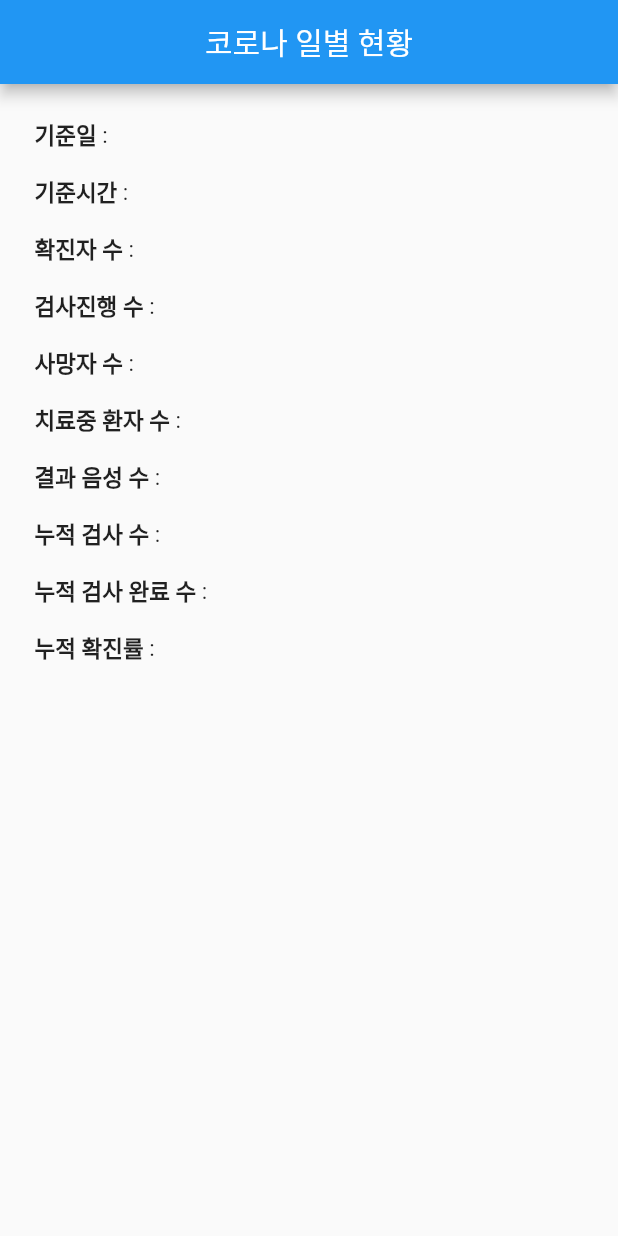
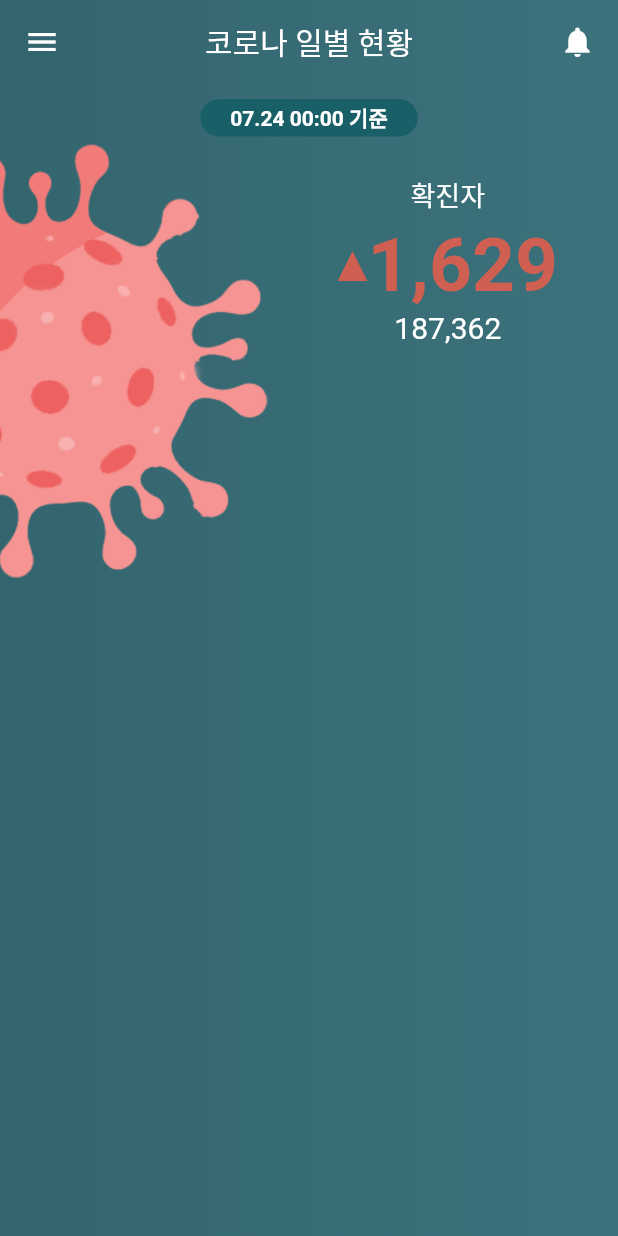
Before and after one commit to Kynel/Public_APP_Flutter, a Flutter app: the screen it shows after launch, on a phone screen of 412 x 824 dp. Run offline on Flutter 3.47's test engine with Material 2 defaults, Android fonts, the phone set to English and light mode, and no system bars; our stand-ins replace dio, get.

Commit message:
implement current standard time, information

```diff
--- a/covid_statistics/lib/main.dart
+++ b/covid_statistics/lib/main.dart
@@ -17,7 +17,7 @@ class MyApp extends StatelessWidget {
         Get.put(CovidStatisticsController());
       }),
       theme: ThemeData(
-        primarySwatch: Colors.blue,
+        primaryColor: Colors.white,
       ),
       home: App(),
     );
--- a/covid_statistics/lib/src/app.dart
+++ b/covid_statistics/lib/src/app.dart
@@ -1,9 +1,11 @@
+import 'package:covid_statistics/src/canvas/arrow_clip_path.dart';
 import 'package:covid_statistics/src/controller/covid_statistics_controller.dart';
 import 'package:flutter/material.dart';
 import 'package:get/get.dart';
 
 class App extends GetView<CovidStatisticsController> {
-  const App({Key? key}) : super(key: key);
+  App({Key? key}) : super(key: key);
+  late double headerTopZone;
 
   Widget infoWidget(String title, String value) {
     return Padding(
@@ -30,34 +32,117 @@ class App extends GetView<CovidStatisticsController> {
 
   @override
   Widget build(BuildContext context) {
+    headerTopZone = Get.mediaQuery.padding.top + AppBar().preferredSize.height;
     return Scaffold(
       appBar: AppBar(
         title: Text(
           '코로나 일별 현황',
+          style: TextStyle(color: Colors.white),
         ),
+        backgroundColor: Colors.transparent,
+        leading: Icon(Icons.menu, color: Colors.white),
+        actions: [
+          Container(
+            padding: EdgeInsets.symmetric(horizontal: 15),
+            child: Icon(
+              Icons.notifications,
+              color: Colors.white,
+            ),
+          )
+        ],
+        elevation: 0,
         centerTitle: true,
       ),
-      body: Container(
-        padding: const EdgeInsets.all(15.0),
-        child: Obx(
-          () {
-            var info = controller.covidStatistic.value;
-            return Column(
+      extendBodyBehindAppBar: true,
+      body: Stack(
+        children: [
+          Container(
+            decoration: BoxDecoration(
+              gradient: LinearGradient(
+                begin: Alignment.centerRight,
+                end: Alignment.centerLeft,
+                colors: [
+                  Color(0xff3c727c),
+                  Color(0xff33656e),
+                ],
+              ),
+            ),
+          ),
+          Positioned(
+            left: -110,
+            top: headerTopZone + 40,
+            child: Container(
+              child: Image.asset('assets/covid_img.png'),
+              width: Get.size.width * 0.7,
+            ),
+          ),
+          Positioned(
+            top: headerTopZone + 10,
+            // 가운데 정렬할 때에는 left, right 0으로 잡아주고 Center로 씌우면 된다.
+            left: 0,
+            right: 0,
+            child: Center(
+              child: Container(
+                padding:
+                    const EdgeInsets.symmetric(horizontal: 20, vertical: 2),
+                decoration: BoxDecoration(
+                  borderRadius: BorderRadius.circular(20),
+                  color: Color(0xff195f68),
+                ),
+                child: Text(
+                  '07.24 00:00 기준',
+                  style: TextStyle(
+                    color: Colors.white,
+                    fontWeight: FontWeight.bold,
+                  ),
+                ),
+              ),
+            ),
+          ),
+          Positioned(
+            top: headerTopZone + 60,
+            right: 40,
+            child: Column(
               children: [
-                infoWidget("기준일", info.stateDt ?? ""),
-                infoWidget("기준시간", info.stateTime ?? ""),
-                infoWidget("확진자 수", info.decideCnt ?? ""),
-                infoWidget("검사진행 수", info.examCnt ?? ""),
-                infoWidget("사망자 수", info.deathCnt ?? ""),
-                infoWidget("치료중 환자 수", info.careCnt ?? ""),
-                infoWidget("결과 음성 수", info.resutlNegCnt ?? ""),
-                infoWidget("누적 검사 수", info.accExamCnt ?? ""),
-                infoWidget("누적 검사 완료 수", info.accExamCompCnt ?? ""),
-                infoWidget("누적 확진률", info.accDefRate ?? ""),
+                Text(
+                  "확진자",
+                  style: TextStyle(
+                    color: Colors.white,
+                    fontSize: 18,
+                  ),
+                ),
+                SizedBox(height: 5),
+                Row(
+                  children: [
+                    ClipPath(
+                      clipper: ArrowClipPath(),
+                      child: Container(
+                        width: 20,
+                        height: 20,
+                        color: Color(0xffcf5f51),
+                      ),
+                    ),
+                    Text(
+                      "1,629",
+                      style: TextStyle(
+                        color: Color(0xffcf5f51),
+                        fontWeight: FontWeight.bold,
+                        fontSize: 50,
+                      ),
+                    ),
+                  ],
+                ),
+                Text(
+                  "187,362",
+                  style: TextStyle(
+                    color: Colors.white,
+                    fontSize: 20,
+                  ),
+                ),
               ],
-            );
-          },
-        ),
+            ),
+          )
+        ],
       ),
     );
   }
--- a/covid_statistics/lib/src/repository/covid_statistics_repository.dart
+++ b/covid_statistics/lib/src/repository/covid_statistics_repository.dart
@@ -3,6 +3,163 @@ import 'package:dio/dio.dart';
 import 'package:xml/xml.dart';
 
 class CovidStatisticsRepository {
+  final bookshelfXml = '''<response>
+<header>
+<resultCode>00</resultCode>
+<resultMsg>NORMAL SERVICE.</resultMsg>
+</header>
+<body>
+<items>
+<item>
+<accDefRate>1.9720179427</accDefRate>
+<accExamCnt>12664342</accExamCnt>
+<accExamCompCnt>11985895</accExamCompCnt>
+<careCnt>27873</careCnt>
+<clearCnt>206276</clearCnt>
+<createDt>2021-08-22 09:43:14.04</createDt>
+<deathCnt>2215</deathCnt>
+<decideCnt>236364</decideCnt>
+<examCnt>678447</examCnt>
+<resutlNegCnt>11749531</resutlNegCnt>
+<seq>611</seq>
+<stateDt>20210822</stateDt>
+<stateTime>00:00</stateTime>
+<updateDt>2021-08-23 09:46:27.928</updateDt>
+</item>
+<item>
+<accDefRate>1.9619205083</accDefRate>
+<accExamCnt>12632601</accExamCnt>
+<accExamCompCnt>11964603</accExamCompCnt>
+<careCnt>28016</careCnt>
+<clearCnt>204518</clearCnt>
+<createDt>2021-08-21 09:47:10.494</createDt>
+<deathCnt>2202</deathCnt>
+<decideCnt>234736</decideCnt>
+<examCnt>667998</examCnt>
+<resutlNegCnt>11729867</resutlNegCnt>
+<seq>610</seq>
+<stateDt>20210821</stateDt>
+<stateTime>00:00</stateTime>
+<updateDt>2021-08-23 09:45:32.881</updateDt>
+</item>
+<item>
+<accDefRate>1.9555539281</accDefRate>
+<accExamCnt>12567009</accExamCnt>
+<accExamCompCnt>11907419</accExamCompCnt>
+<careCnt>27884</careCnt>
+<clearCnt>202775</clearCnt>
+<createDt>2021-08-20 09:36:01.734</createDt>
+<deathCnt>2197</deathCnt>
+<decideCnt>232856</decideCnt>
+<examCnt>659590</examCnt>
+<resutlNegCnt>11674563</resutlNegCnt>
+<seq>609</seq>
+<stateDt>20210820</stateDt>
+<stateTime>00:00</stateTime>
+<updateDt>2021-08-23 09:44:59.5</updateDt>
+</item>
+<item>
+<accDefRate>1.9451095587</accDefRate>
+<accExamCnt>12518704</accExamCnt>
+<accExamCompCnt>11865964</accExamCompCnt>
+<careCnt>27380</careCnt>
+<clearCnt>201235</clearCnt>
+<createDt>2021-08-19 09:35:41.913</createDt>
+<deathCnt>2191</deathCnt>
+<decideCnt>230806</decideCnt>
+<examCnt>652740</examCnt>
+<resutlNegCnt>11635158</resutlNegCnt>
+<seq>608</seq>
+<stateDt>20210819</stateDt>
+<stateTime>00:00</stateTime>
+<updateDt>2021-08-23 09:41:58.816</updateDt>
+</item>
+<item>
+<accDefRate>1.9333289253</accDefRate>
+<accExamCnt>12461685</accExamCnt>
+<accExamCompCnt>11826958</accExamCompCnt>
+<careCnt>26894</careCnt>
+<clearCnt>199582</clearCnt>
+<createDt>2021-08-18 09:41:29.969</createDt>
+<deathCnt>2178</deathCnt>
+<decideCnt>228654</decideCnt>
+<examCnt>634727</examCnt>
+<resutlNegCnt>11598304</resutlNegCnt>
+<seq>607</seq>
+<stateDt>20210818</stateDt>
+<stateTime>00:00</stateTime>
+<updateDt>2021-08-23 09:41:44.138</updateDt>
+</item>
+<item>
+<accDefRate>1.9250193711</accDefRate>
+<accExamCnt>12404977</accExamCnt>
+<accExamCompCnt>11784297</accExamCompCnt>
+<careCnt>27453</careCnt>
+<clearCnt>197224</clearCnt>
+<createDt>2021-08-17 09:34:16.236</createDt>
+<deathCnt>2173</deathCnt>
+<decideCnt>226850</decideCnt>
+<examCnt>620680</examCnt>
+<resutlNegCnt>11557447</resutlNegCnt>
+<seq>606</seq>
+<stateDt>20210817</stateDt>
+<stateTime>00:00</stateTime>
+<updateDt>2021-08-20 09:46:41.038</updateDt>
+</item>
+<item>
+<accDefRate>1.9144725491</accDefRate>
+<accExamCnt>12372777</accExamCnt>
+<accExamCompCnt>11777552</accExamCompCnt>
+<careCnt>27113</careCnt>
+<clearCnt>196198</clearCnt>
+<createDt>2021-08-16 09:37:05.069</createDt>
+<deathCnt>2167</deathCnt>
+<decideCnt>225478</decideCnt>
+<examCnt>595225</examCnt>
+<resutlNegCnt>11552074</resutlNegCnt>
+<seq>605</seq>
+<stateDt>20210816</stateDt>
+<stateTime>00:00</stateTime>
+<updateDt>2021-08-20 09:46:18.127</updateDt>
+</item>
+<item>
+<accDefRate>1.9041743394</accDefRate>
+<accExamCnt>12344716</accExamCnt>
+<accExamCompCnt>11759585</accExamCompCnt>
+<careCnt>26664</careCnt>
+<clearCnt>195103</clearCnt>
+<createDt>2021-08-15 09:34:53.152</createDt>
+<deathCnt>2156</deathCnt>
+<decideCnt>223923</decideCnt>
+<examCnt>585131</examCnt>
+<resutlNegCnt>11535662</resutlNegCnt>
+<seq>604</seq>
+<stateDt>20210815</stateDt>
+<stateTime>00:00</stateTime>
+<updateDt>2021-08-20 09:46:00.669</updateDt>
+</item>
+<item>
+<accDefRate>1.8908234953</accDefRate>
+<accExamCnt>12309280</accExamCnt>
+<accExamCompCnt>11746575</accExamCompCnt>
+<careCnt>26181</careCnt>
+<clearCnt>193778</clearCnt>
+<createDt>2021-08-14 09:45:15.42</createDt>
+<deathCnt>2148</deathCnt>
+<decideCnt>222107</decideCnt>
+<examCnt>562705</examCnt>
+<resutlNegCnt>11524468</resutlNegCnt>
+<seq>603</seq>
+<stateDt>20210814</stateDt>
+<stateTime>00:00</stateTime>
+<updateDt>2021-08-20 09:45:45.928</updateDt>
+</item>
+</items>
+<numOfRows>10</numOfRows>
+<pageNo>1</pageNo>
+<totalCount>9</totalCount>
+</body>
+</response>''';
   late var _dio;
   CovidStatisticsRepository() {
     _dio = Dio(
@@ -17,10 +174,11 @@ class CovidStatisticsRepository {
   }
 
   Future<Covid19StatisticsModel> fetchCovid19Statistics() async {
-    var response =
-        await _dio.get("/openapi/service/rest/Covid19/getCovid19InfStateJson");
-    print(response);
-    final document = XmlDocument.parse(response.data);
+    // var response =
+    //     await _dio.get("/openapi/service/rest/Covid19/getCovid19InfStateJson");
+    // print(response);
+    // final document = XmlDocument.parse(response.data);
+    final document = XmlDocument.parse(bookshelfXml);
     final results = document.findAllElements('item');
     if (results.isNotEmpty) {
       return Covid19StatisticsModel.fromXml(results.first);
--- a/covid_statistics/pubspec.yaml
+++ b/covid_statistics/pubspec.yaml
@@ -47,9 +47,8 @@ flutter:
   uses-material-design: true
 
   # To add assets to your application, add an assets section, like this:
-  # assets:
-  #   - images/a_dot_burr.jpeg
-  #   - images/a_dot_ham.jpeg
+  assets:
+    - assets/covid_img.png
 
   # An image asset can refer to one or more resolution-specific "variants", see
   # https://flutter.dev/assets-and-images/#resolution-aware.
```
